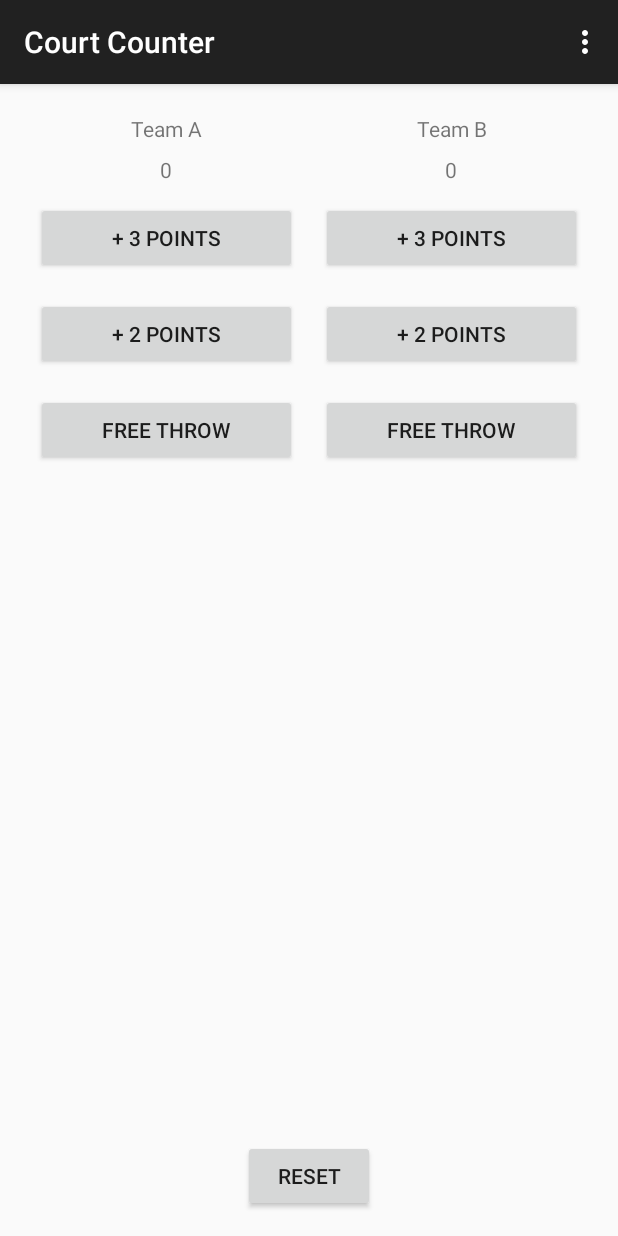
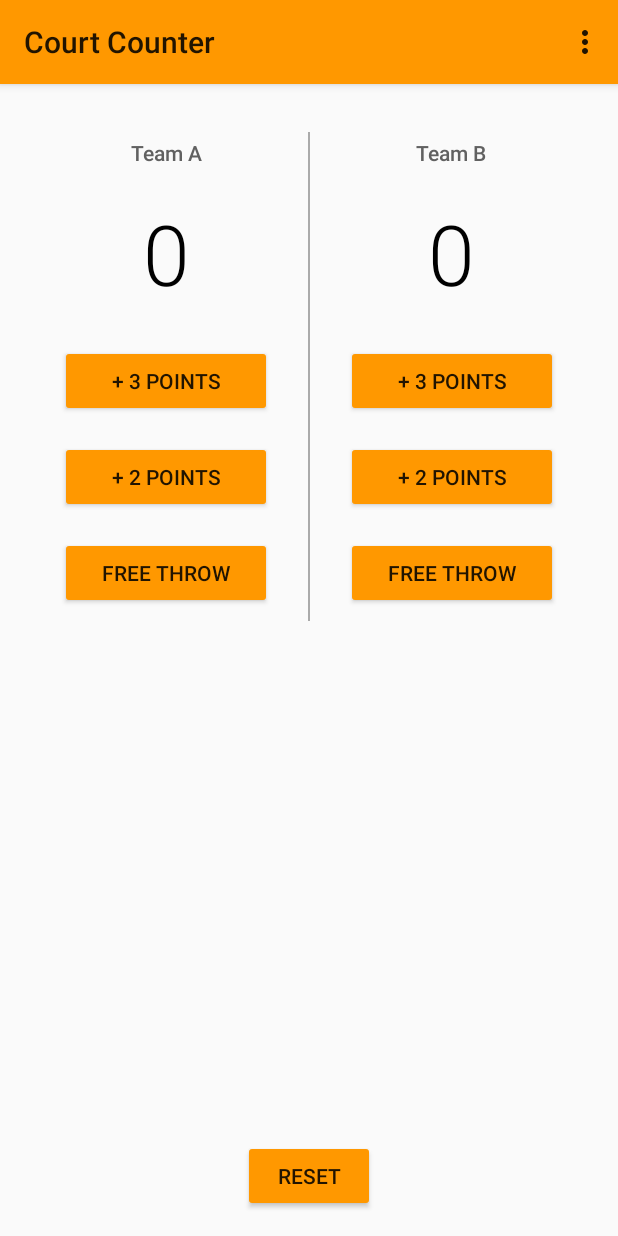
Before and after one commit to tomdwipo/Court_Counter, an Android app: the screen it shows after launch (MainActivity), on a phone screen of 412 x 824 dp. Run offline under Robolectric (Android 15) with nearby library versions, the phone set to English and light mode, and no system bars.

Commit message:
format color and style

```diff
--- a/app/src/main/res/layout/activity_main.xml
+++ b/app/src/main/res/layout/activity_main.xml
@@ -1,4 +1,4 @@
-<LinearLayout xmlns:android="http://schemas.android.com/apk/res/android"
+<RelativeLayout xmlns:android="http://schemas.android.com/apk/res/android"
     xmlns:tools="http://schemas.android.com/tools"
     android:layout_width="match_parent"
     android:layout_height="match_parent"
@@ -8,93 +8,152 @@
     android:paddingTop="@dimen/activity_vertical_margin"
     android:orientation="vertical"
     tools:context=".MainActivity">
+
+
     <LinearLayout
         android:layout_width="match_parent"
         android:layout_height="wrap_content"
         android:orientation="horizontal"
-        android:layout_weight="1">
+        android:paddingTop="16dp"
+       >
 <LinearLayout
     android:layout_width="match_parent"
     android:layout_height="wrap_content"
     android:orientation="vertical"
-    android:layout_weight="1">
+    android:layout_weight="1"
+    >
+
+
     <TextView
         android:layout_width="match_parent"
         android:layout_height="wrap_content"
         android:text="Team A"
         android:gravity="center_horizontal"
-        android:padding="4dp"/>
+        android:padding="4dp"
+        android:textSize="14sp"
+        android:textColor="#616161"
+        android:fontFamily="sans-serif-medium"
+
+        />
     <TextView
         android:id="@+id/team_a_score"
         android:layout_width="match_parent"
         android:layout_height="wrap_content"
         android:text="0"
         android:gravity="center_horizontal"
-        android:padding="4dp"/>
+        android:padding="16dp"
+
+        android:textSize="56sp"
+        android:textColor="#000000"
+        android:fontFamily="sans-serif-light"/>
     <Button
         android:layout_width="match_parent"
         android:layout_height="wrap_content"
         android:text="+ 3 Points"
-        android:layout_margin="8dp"
+        android:layout_marginTop="8dp"
+        android:layout_marginBottom="8dp"
+        android:layout_marginLeft="24dp"
+        android:layout_marginRight="24dp"
         android:onClick="tigapointA"/>
     <Button
         android:layout_width="match_parent"
         android:layout_height="wrap_content"
         android:text="+ 2 Points"
-        android:layout_margin="8dp"
+        android:layout_marginTop="8dp"
+        android:layout_marginBottom="8dp"
+        android:layout_marginLeft="24dp"
+        android:layout_marginRight="24dp"
         android:onClick="duapointA"/>
     <Button
         android:layout_width="match_parent"
         android:layout_height="wrap_content"
         android:text="Free Throw"
-        android:layout_margin="8dp"
+        android:layout_marginTop="8dp"
+        android:layout_marginBottom="8dp"
+        android:layout_marginLeft="24dp"
+        android:layout_marginRight="24dp"
         android:onClick="freeA"/>
+
 </LinearLayout>
+        <View
+            android:layout_width="1dp"
+            android:layout_height="match_parent"
+            android:background="@android:color/darker_gray">
+
+        </View>
 
     <LinearLayout
         android:layout_width="match_parent"
-        android:layout_height="wrap_content"
+        android:layout_height="match_parent"
         android:orientation="vertical"
-        android:layout_weight="1">
+        android:layout_weight="1"
+        >
+
         <TextView
-            android:layout_width="match_parent"
+            android:layout_width="wrap_content"
             android:layout_height="wrap_content"
             android:text="Team B"
-            android:gravity="center_horizontal"
-            android:padding="4dp"/>
+            android:layout_gravity="center_horizontal"
+            android:padding="4dp"
+            android:textSize="14sp"
+            android:textColor="#616161"
+            android:fontFamily="sans-serif-medium"
+            />
         <TextView
             android:id="@+id/team_b_score"
-            android:layout_width="match_parent"
+            android:layout_width="wrap_content"
             android:layout_height="wrap_content"
             android:text="0"
-            android:gravity="center_horizontal"
-            android:padding="4dp"/>
+            android:layout_gravity="center_horizontal"
+            android:padding="16dp"
+            android:textSize="56sp"
+            android:textColor="#000000"
+            android:fontFamily="sans-serif-light"
+            />
         <Button
             android:layout_width="match_parent"
             android:layout_height="wrap_content"
             android:text="+ 3 Points"
-            android:layout_margin="8dp"
+            android:layout_marginTop="8dp"
+            android:layout_marginBottom="8dp"
+            android:layout_marginLeft="24dp"
+            android:layout_marginRight="24dp"
             android:onClick="tigapointB"/>
         <Button
             android:layout_width="match_parent"
             android:layout_height="wrap_content"
             android:text="+ 2 Points"
-            android:layout_margin="8dp"
+            android:layout_marginTop="8dp"
+            android:layout_marginBottom="8dp"
+            android:layout_marginLeft="24dp"
+            android:layout_marginRight="24dp"
             android:onClick="duapointB"/>
         <Button
             android:layout_width="match_parent"
             android:layout_height="wrap_content"
             android:text="Free Throw"
-            android:layout_margin="8dp"
+            android:layout_marginTop="8dp"
+            android:layout_marginBottom="8dp"
+            android:layout_marginLeft="24dp"
+            android:layout_marginRight="24dp"
             android:onClick="freeB"/>
+
     </LinearLayout>
+
     </LinearLayout>
+
     <Button
         android:layout_width="wrap_content"
         android:layout_height="wrap_content"
         android:layout_gravity="center_horizontal"
         android:text="reset"
         android:onClick="reset"
+        android:layout_alignParentBottom="true"
+        android:layout_centerInParent="true"
+
         />
 
-</LinearLayout>
+
+
+
+</RelativeLayout>
--- a/app/src/main/res/values/styles.xml
+++ b/app/src/main/res/values/styles.xml
@@ -1,8 +1,9 @@
 <resources>
-
     <!-- Base application theme. -->
-    <style name="AppTheme" parent="Theme.AppCompat.Light.DarkActionBar">
-        <!-- Customize your theme here. -->
+    <style name="AppTheme" parent="Theme.AppCompat.Light">
+        <!-- Primary theme color of the app (sets background color of app bar) -->
+        <item name="colorPrimary">#FF9800</item>
+        <!-- Background color of buttons in the app -->
+        <item name="colorButtonNormal">#FF9800</item>
     </style>
-
 </resources>
```
